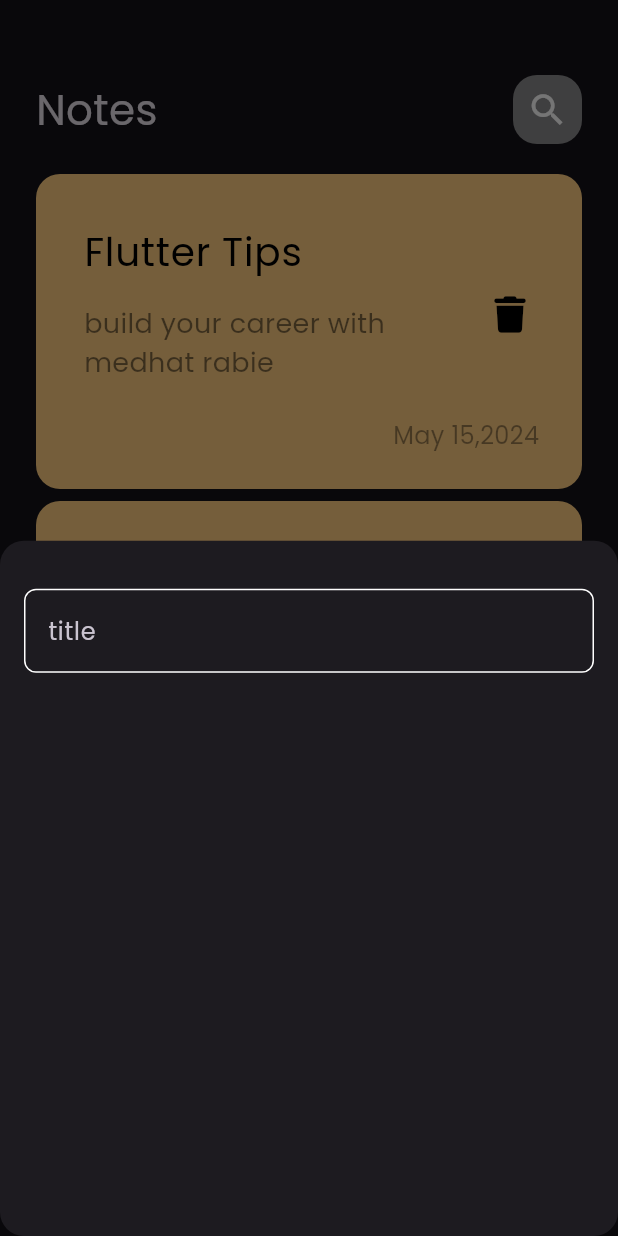
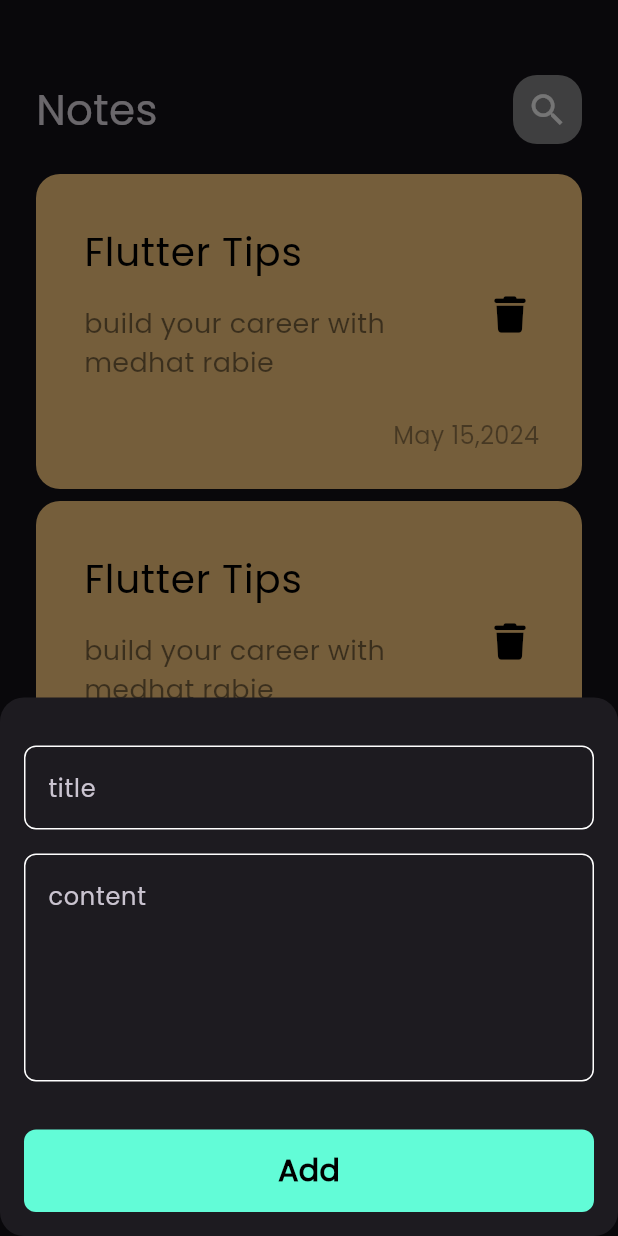
Before and after one commit to m12357/notes_app, a Flutter app: the screen it shows after launch, after a tap on the "add" icon, on a phone screen of 412 x 824 dp. Run offline on Flutter 3.47's test engine with Material 3 defaults, Android fonts, the phone set to English and light mode, and no system bars; our stand-ins replace font_awesome_flutter.

Commit message:
finish notes bottom sheet

```diff
--- a/lib/views/widgets/add_note_bottom_sheet.dart
+++ b/lib/views/widgets/add_note_bottom_sheet.dart
@@ -1,5 +1,7 @@
 import 'package:flutter/material.dart';
+import 'package:notes/constans.dart';
 
+import 'custom_button.dart';
 import 'custom_text_field.dart';
 
 class AddNoteBottomSheet extends StatelessWidget {
@@ -7,15 +9,33 @@ class AddNoteBottomSheet extends StatelessWidget {
 
   @override
   Widget build(BuildContext context) {
-    return Padding(
-      padding: const EdgeInsets.symmetric(horizontal: 16),
+    return const Padding(
+      padding: EdgeInsets.symmetric(horizontal: 16),
+      child: SingleChildScrollView(
         child: Column(
           children: [
             SizedBox(
               height: 32,
             ),
-          CustomTextFieLd()
+            CustomTextFieLd(
+              hint: "title",
+            ),
+            SizedBox(
+              height: 16,
+            ),
+            CustomTextFieLd(
+              hint: "content",
+              maxlines: 5,
+            ),
+            SizedBox(
+              height: 32,
+            ),
+            CustomButton(),
+            SizedBox(
+              height: 16,
+            ),
           ],
+        ),
       ),
     );
   }
--- /dev/null
+++ b/lib/views/widgets/custom_button.dart
@@ -0,0 +1,23 @@
+import 'package:flutter/material.dart';
+
+import '../../constans.dart';
+class CustomButton extends StatelessWidget {
+  const CustomButton({Key? Key}) : super(key: Key);
+
+  @override
+  Widget build(BuildContext context) {
+    return Container(
+      width: MediaQuery.of(context).size.width,
+      decoration: BoxDecoration(
+          color: kPrimaryColor, borderRadius: BorderRadius.circular(8)),
+      height: 55,
+      child: const Center(
+        child: Text(
+          "Add",
+          style: TextStyle(
+              color: Colors.black, fontSize: 20, fontWeight: FontWeight.bold),
+        ),
+      ),
+    );
+  }
+}
--- a/lib/views/widgets/custom_text_field.dart
+++ b/lib/views/widgets/custom_text_field.dart
@@ -3,24 +3,28 @@ import 'package:flutter/material.dart';
 import '../../constans.dart';
 
 class CustomTextFieLd extends StatelessWidget {
-  const CustomTextFieLd({super.key});
+  const CustomTextFieLd({super.key, required this.hint, this.maxlines = 1});
+
+  final String hint;
+  final int maxlines;
 
   @override
   Widget build(BuildContext context) {
     return TextField(
+      maxLines: maxlines,
       cursorColor: kPrimaryColor,
       decoration: InputDecoration(
-        hintText: "title",
+        hintText: hint,
         border: buildBorder(),
-            enabledBorder: buildBorder(),
+        enabledBorder: buildBorder(),
         focusedBorder: buildBorder(kPrimaryColor),
       ),
     );
   }
 }
-OutlineInputBorder buildBorder ([color]){
+
+OutlineInputBorder buildBorder([color]) {
   return OutlineInputBorder(
-    borderRadius: BorderRadius.circular(8),
-    borderSide: BorderSide(color:color?? Colors.white)
-  );
+      borderRadius: BorderRadius.circular(8),
+      borderSide: BorderSide(color: color ?? Colors.white));
 }
```
Lines whose indentation alone changed are shown as unchanged.
